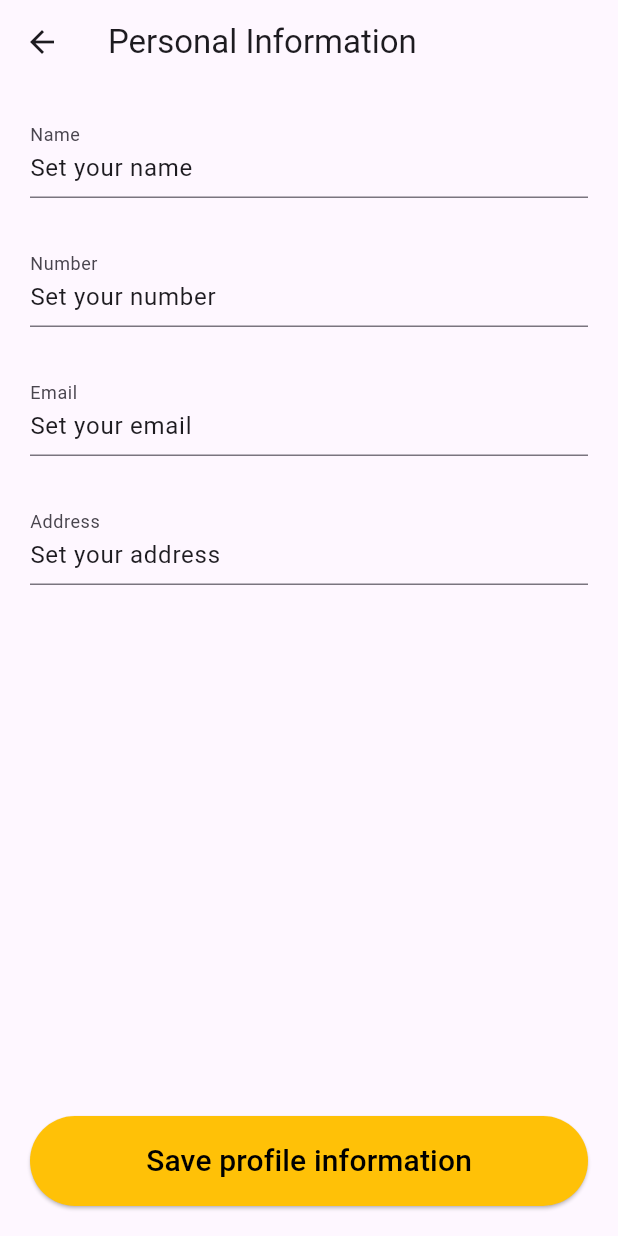
After one commit to Rahulbitcot/ECommerceApp, a Flutter app: the screen it shows after launch, in the side drawer, after a tap on "Personal Information", on a phone screen of 412 x 824 dp. The commit adds this screen. Run offline on Flutter 3.47's test engine with Material 3 defaults, Android fonts, the phone set to English and light mode, and no system bars; our stand-ins replace image_picker, shared_preferences; network calls fail; statements that could not run were skipped.

Commit message:
personal information

```diff
--- /dev/null
+++ b/e_commerce_app/lib/screen.dart/personal_informatio.dart
@@ -0,0 +1,105 @@
+import 'package:flutter/material.dart';
+import 'package:shared_preferences/shared_preferences.dart';
+
+class PersonalInformation extends StatefulWidget {
+  const PersonalInformation({super.key});
+
+  @override
+  State<PersonalInformation> createState() => _PersonalInformationState();
+}
+
+class _PersonalInformationState extends State<PersonalInformation> {
+  final TextEditingController _nameController = TextEditingController();
+  final TextEditingController _emailController = TextEditingController();
+  final TextEditingController _numberController = TextEditingController();
+  final TextEditingController _addressController = TextEditingController();
+
+  late SharedPreferences prefs;
+  String name = "Set your name";
+  String email = "Set your email";
+  String number = "Set your number";
+  String address = "Set your address";
+
+  void setUpSharedPref() async {
+    final SharedPreferences prefs = await SharedPreferences.getInstance();
+    prefs.setString("name", _nameController.text);
+    prefs.setString("email", _emailController.text);
+    prefs.setString("number", _emailController.text);
+    prefs.setString("address", _addressController.text);
+  }
+
+  @override
+  void initState() {
+    super.initState();
+    setUpSharedPref();
+
+    name = prefs.getString("name").toString();
+  }
+
+  @override
+  void dispose() {
+    super.dispose();
+    _nameController.dispose();
+    _emailController.dispose();
+    _numberController.dispose();
+    _addressController.dispose();
+  }
+
+  @override
+  Widget build(BuildContext context) {
+    return Center(
+      child: Scaffold(
+        appBar: AppBar(
+          title: const Text("Personal Information"),
+        ),
+        body: Padding(
+          padding: const EdgeInsets.all(20),
+          child: Column(
+            children: [
+              Expanded(
+                child: Form(
+                    child: Column(
+                  children: [
+                    TextFormField(
+                      decoration: const InputDecoration(label: Text("Name")),
+                      initialValue: name,
+                    ),
+                    const SizedBox(height: 30),
+                    TextFormField(
+                      decoration: const InputDecoration(label: Text("Number")),
+                      initialValue: number,
+                      keyboardType: TextInputType.number,
+                    ),
+                    const SizedBox(height: 30),
+                    TextFormField(
+                      decoration: const InputDecoration(label: Text("Email")),
+                      initialValue: email,
+                      keyboardType: TextInputType.number,
+                    ),
+                    const SizedBox(height: 30),
+                    TextFormField(
+                      decoration: const InputDecoration(label: Text("Address")),
+                      initialValue: address,
+                      keyboardType: TextInputType.number,
+                    )
+                  ],
+                )),
+              ),
+              ElevatedButton(
+                  onPressed: () {},
+                  style: const ButtonStyle(
+                    backgroundColor: WidgetStatePropertyAll(Colors.amber),
+                    fixedSize:
+                        WidgetStatePropertyAll(Size(double.maxFinite, 60)),
+                  ),
+                  child: const Text(
+                    "Save profile information",
+                    style: TextStyle(color: Colors.black, fontSize: 20),
+                  ))
+            ],
+          ),
+        ),
+      ),
+    );
+  }
+}
--- a/e_commerce_app/lib/widget/cart_widget.dart
+++ b/e_commerce_app/lib/widget/cart_widget.dart
@@ -47,7 +47,7 @@ class _CartWidgetState extends State<CartWidget> {
     for (var item in cardItem) {
       total += double.parse(item.price); // Assuming price is a double already
     }
-    return total;
+    return total.floorToDouble();
   }
 
   @override
```
Also changed, not shown: e_commerce_app/lib/screen.dart/bank_information.dart (added, +17 -0 lines), e_commerce_app/lib/screen.dart/descriptionScreen.dart (+26 -11 lines), e_commerce_app/lib/screen.dart/home.dart (+24 -4 lines), e_commerce_app/lib/screen.dart/setting.dart (added, +17 -0 lines), e_commerce_app/lib/screen.dart/your_order.dart (added, +17 -0 lines).
